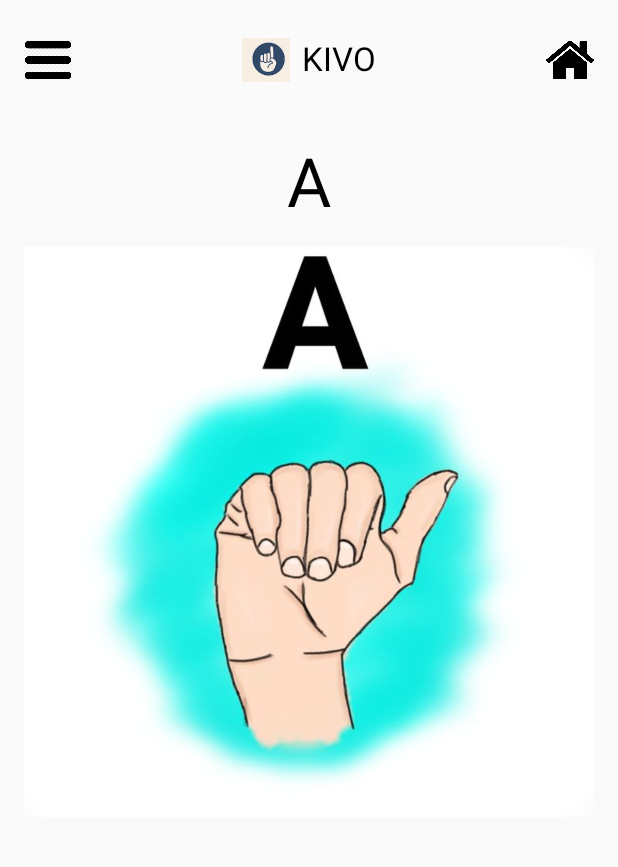
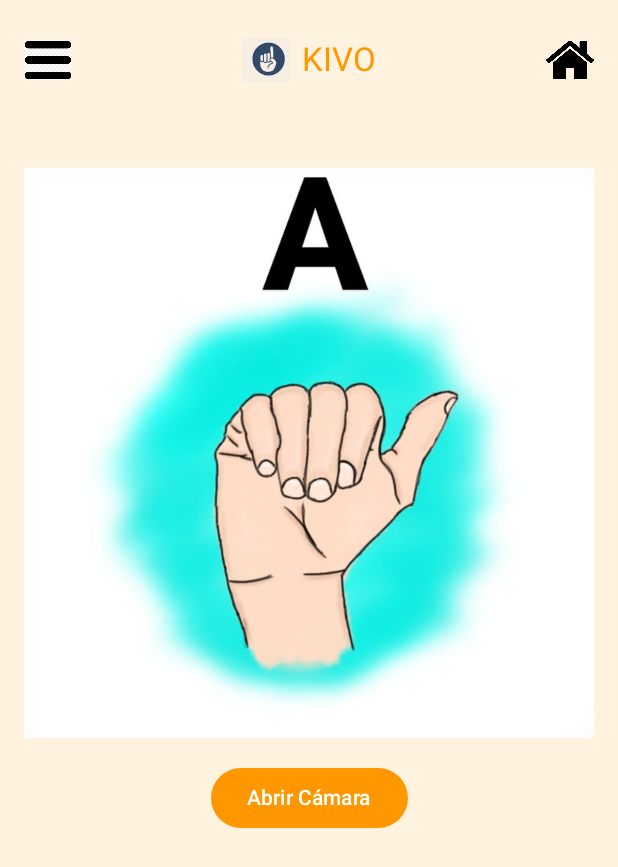
Before and after one commit to Diegodzr/Kivo, an Android app built with Jetpack Compose: the screen it shows after launch (MainActivity), after a tap on "Iniciar sesión", on a phone screen of 412 x 824 dp. Shown: the top 867 px of the screen. Run offline under Robolectric (Android 15) with nearby library versions, the phone set to English and light mode, and no system bars.

Commit message:
Funcionalidad Camara

```diff
--- a/app/src/main/AndroidManifest.xml
+++ b/app/src/main/AndroidManifest.xml
@@ -1,6 +1,9 @@
 <?xml version="1.0" encoding="utf-8"?>
 <manifest xmlns:android="http://schemas.android.com/apk/res/android"
     xmlns:tools="http://schemas.android.com/tools">
+
+    <uses-permission android:name="android.permission.CAMERA" />
+    <uses-feature android:name="android.hardware.camera" android:required="true" />
 
     <application
         android:allowBackup="true"
--- a/app/src/main/java/cl/duoc/kivo/ui/theme/Color.kt
+++ b/app/src/main/java/cl/duoc/kivo/ui/theme/Color.kt
@@ -2,10 +2,9 @@ package cl.duoc.kivo.ui.theme
 
 import androidx.compose.ui.graphics.Color
 
-val Purple80 = Color(0xFFD0BCFF)
-val PurpleGrey80 = Color(0xFFCCC2DC)
-val Pink80 = Color(0xFFEFB8C8)
+val OrangePrimary = Color(0xFFFF9800) // Naranja principal
+val OrangePastel = Color(0xFFFFCC80) // Naranja pastel (un poco más intenso)
+val OrangeDark = Color(0xFFF57C00)   // Naranja oscuro para acentos
 
-val Purple40 = Color(0xFF6650a4)
-val PurpleGrey40 = Color(0xFF625b71)
-val Pink40 = Color(0xFF7D5260)
+val TextColor = Color(0xFF212121)     // Color de texto principal
+val Background = Color(0xFFFFF3E0)     // Fondo general (ligeramente naranja)
--- a/app/src/main/java/cl/duoc/kivo/ui/theme/Leccion.kt
+++ b/app/src/main/java/cl/duoc/kivo/ui/theme/Leccion.kt
@@ -1,22 +1,51 @@
 package cl.duoc.kivo.ui.theme
 
+import android.Manifest
+import android.content.pm.PackageManager
+import androidx.activity.compose.rememberLauncherForActivityResult
+import androidx.activity.result.contract.ActivityResultContracts
 import androidx.compose.foundation.Image
+import androidx.compose.foundation.background
 import androidx.compose.foundation.clickable
 import androidx.compose.foundation.layout.*
 import androidx.compose.material3.*
-import androidx.compose.runtime.Composable
+import androidx.compose.runtime.*
 import androidx.compose.ui.Alignment
 import androidx.compose.ui.Modifier
+import androidx.compose.ui.platform.LocalContext
 import androidx.compose.ui.res.painterResource
 import androidx.compose.ui.unit.dp
+import androidx.core.content.ContextCompat
 import androidx.navigation.NavController
 import cl.duoc.kivo.R
 
 @Composable
 fun Leccion(navController: NavController) {
+    var showModal by remember { mutableStateOf(false) }
+
+    val context = LocalContext.current
+    val cameraLauncher = rememberLauncherForActivityResult(
+        contract = ActivityResultContracts.TakePicturePreview()
+    ) { bitmap ->
+        if (bitmap != null) {
+            showModal = true
+        }
+    }
+
+    val permissionLauncher = rememberLauncherForActivityResult(
+        contract = ActivityResultContracts.RequestPermission()
+    ) { isGranted ->
+        if (isGranted) {
+            cameraLauncher.launch(null)
+        } else {
+            // El permiso fue denegado. Puedes mostrar un mensaje al usuario.
+        }
+    }
+
     Column(
         modifier = Modifier
             .fillMaxSize()
+            .background(MaterialTheme.colorScheme.background)
             .padding(16.dp)
     ) {
         // Barra superior
@@ -27,14 +56,12 @@ fun Leccion(navController: NavController) {
             horizontalArrangement = Arrangement.SpaceBetween,
             verticalAlignment = Alignment.CenterVertically
         ) {
-            // Menú hamburguesa (sin funcionalidad)
             Image(
                 painter = painterResource(id = R.drawable.ic_menu),
                 contentDescription = "Menú",
                 modifier = Modifier.size(32.dp)
             )
 
-            // Logo de KIVO
             Row(verticalAlignment = Alignment.CenterVertically) {
                 Image(
                     painter = painterResource(id = R.drawable.ic_hand_logo),
@@ -42,10 +69,13 @@ fun Leccion(navController: NavController) {
                     modifier = Modifier.size(32.dp)
                 )
                 Spacer(modifier = Modifier.width(8.dp))
-                Text("KIVO", style = MaterialTheme.typography.titleLarge)
+                Text(
+                    "KIVO",
+                    style = MaterialTheme.typography.titleLarge,
+                    color = MaterialTheme.colorScheme.primary
+                )
             }
 
-            // Ícono de casa (redirige al perfil)
             Image(
                 painter = painterResource(id = R.drawable.ic_home),
                 contentDescription = "Inicio",
@@ -59,19 +89,45 @@ fun Leccion(navController: NavController) {
 
         Spacer(modifier = Modifier.height(32.dp))
 
-        // Contenido principal (letra A y seña)
+        // Contenido principal
         Column(
             modifier = Modifier.fillMaxSize(),
             verticalArrangement = Arrangement.Top,
             horizontalAlignment = Alignment.CenterHorizontally
         ) {
-            Text("A", style = MaterialTheme.typography.displayMedium)
+
             Spacer(modifier = Modifier.height(16.dp))
             Image(
                 painter = painterResource(id = R.drawable.img_sign_a),
                 contentDescription = "Seña letra A",
                 modifier = Modifier.fillMaxWidth()
             )
+            Spacer(modifier = Modifier.height(16.dp))
+            Button(onClick = {
+                when (PackageManager.PERMISSION_GRANTED) {
+                    ContextCompat.checkSelfPermission(context, Manifest.permission.CAMERA) -> {
+                        cameraLauncher.launch(null)
+                    }
+                    else -> {
+                        permissionLauncher.launch(Manifest.permission.CAMERA)
+                    }
+                }
+            }) {
+                Text("Abrir Cámara")
+            }
         }
     }
+
+    if (showModal) {
+        AlertDialog(
+            onDismissRequest = { showModal = false },
+            title = { Text("¡Felicidades!") },
+            text = { Text("Excelente, aprobaste la lección") },
+            confirmButton = {
+                Button(onClick = { showModal = false }) {
+                    Text("OK")
+                }
+            }
+        )
+    }
 }
--- a/app/src/main/java/cl/duoc/kivo/ui/theme/LoginScreen.kt
+++ b/app/src/main/java/cl/duoc/kivo/ui/theme/LoginScreen.kt
@@ -1,16 +1,18 @@
 package cl.duoc.kivo.ui.theme
 
+import androidx.compose.foundation.background
 import androidx.compose.foundation.clickable
 import androidx.compose.foundation.layout.Arrangement
 import androidx.compose.foundation.layout.Column
 import androidx.compose.foundation.layout.fillMaxSize
+import androidx.compose.foundation.layout.padding
 import androidx.compose.material3.Button
+import androidx.compose.material3.MaterialTheme
 import androidx.compose.material3.OutlinedTextField
 import androidx.compose.material3.Text
 import androidx.compose.runtime.Composable
 import androidx.compose.ui.Alignment
 import androidx.compose.ui.Modifier
-import androidx.compose.ui.graphics.Color
 import androidx.compose.ui.text.input.PasswordVisualTransformation
 import androidx.compose.ui.unit.dp
 import androidx.navigation.NavController
@@ -19,11 +21,14 @@ import cl.duoc.kivo.viewModel.LoginViewModel
 @Composable
 fun LoginScreen(viewModel: LoginViewModel, navController: NavController) {
     Column(
-        modifier = Modifier.fillMaxSize(),
-        verticalArrangement = Arrangement.spacedBy(16.dp, alignment = Alignment.CenterVertically),
-                horizontalAlignment = Alignment.CenterHorizontally
+        modifier = Modifier
+            .fillMaxSize()
+            .background(MaterialTheme.colorScheme.background)
+            .padding(16.dp),
+        verticalArrangement = Arrangement.Center,
+        horizontalAlignment = Alignment.CenterHorizontally
     ) {
-        Text("Bienvenido a Kivo")
+        Text("Bienvenido a Kivo", style = MaterialTheme.typography.headlineMedium, color = MaterialTheme.colorScheme.primary)
         OutlinedTextField(
             value = viewModel.login.email,
             onValueChange = { viewModel.onEmailChange(it) },
@@ -41,7 +46,7 @@ fun LoginScreen(viewModel: LoginViewModel, navController: NavController) {
         Text(
             text = "¿Aún no tienes cuenta? Regístrate.",
             modifier = Modifier.clickable { navController.navigate("register") },
-            color = Color.Blue
+            color = MaterialTheme.colorScheme.primary
         )
     }
 }
--- a/app/src/main/java/cl/duoc/kivo/ui/theme/Theme.kt
+++ b/app/src/main/java/cl/duoc/kivo/ui/theme/Theme.kt
@@ -1,6 +1,5 @@
 package cl.duoc.kivo.ui.theme
 
-import android.app.Activity
 import android.os.Build
 import androidx.compose.foundation.isSystemInDarkTheme
 import androidx.compose.material3.MaterialTheme
@@ -9,35 +8,40 @@ import androidx.compose.material3.dynamicDarkColorScheme
 import androidx.compose.material3.dynamicLightColorScheme
 import androidx.compose.material3.lightColorScheme
 import androidx.compose.runtime.Composable
+import androidx.compose.ui.graphics.Color
 import androidx.compose.ui.platform.LocalContext
 
 private val DarkColorScheme = darkColorScheme(
-    primary = Purple80,
-    secondary = PurpleGrey80,
-    tertiary = Pink80
+    primary = OrangePrimary,
+    secondary = OrangePastel,
+    tertiary = OrangeDark,
+    background = Color(0xFF121212), // Fondo oscuro estándar
+    surface = Color(0xFF212121),    // Superficie oscura para tarjetas
+    onPrimary = Color.White,
+    onSecondary = TextColor,
+    onTertiary = TextColor,
+    onBackground = Color.White,
+    onSurface = Color.White
 )
 
 private val LightColorScheme = lightColorScheme(
-    primary = Purple40,
-    secondary = PurpleGrey40,
-    tertiary = Pink40
-
-    /* Other default colors to override
-    background = Color(0xFFFFFBFE),
-    surface = Color(0xFFFFFBFE),
+    primary = OrangePrimary,
+    secondary = OrangeDark,
+    tertiary = OrangePastel,
+    background = Background,
+    surface = OrangePastel,
     onPrimary = Color.White,
-    onSecondary = Color.White,
-    onTertiary = Color.White,
-    onBackground = Color(0xFF1C1B1F),
-    onSurface = Color(0xFF1C1B1F),
-    */
+    onSecondary = TextColor,
+    onTertiary = TextColor,
+    onBackground = TextColor,
+    onSurface = TextColor
 )
 
 @Composable
 fun MyApplicationTheme(
     darkTheme: Boolean = isSystemInDarkTheme(),
-    // Dynamic color is available on Android 12+
-    dynamicColor: Boolean = true,
+    // El color dinámico está desactivado para usar nuestro tema personalizado
+    dynamicColor: Boolean = false,
     content: @Composable () -> Unit
 ) {
     val colorScheme = when {
```
Also changed, not shown: app/src/main/java/cl/duoc/kivo/ui/theme/Register.kt (+13 -9 lines).
